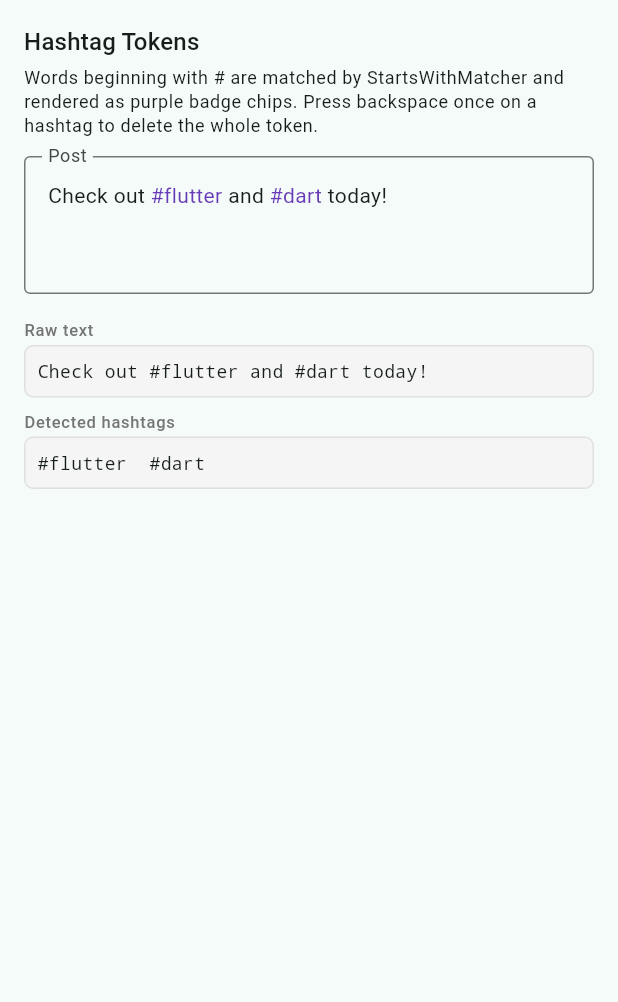
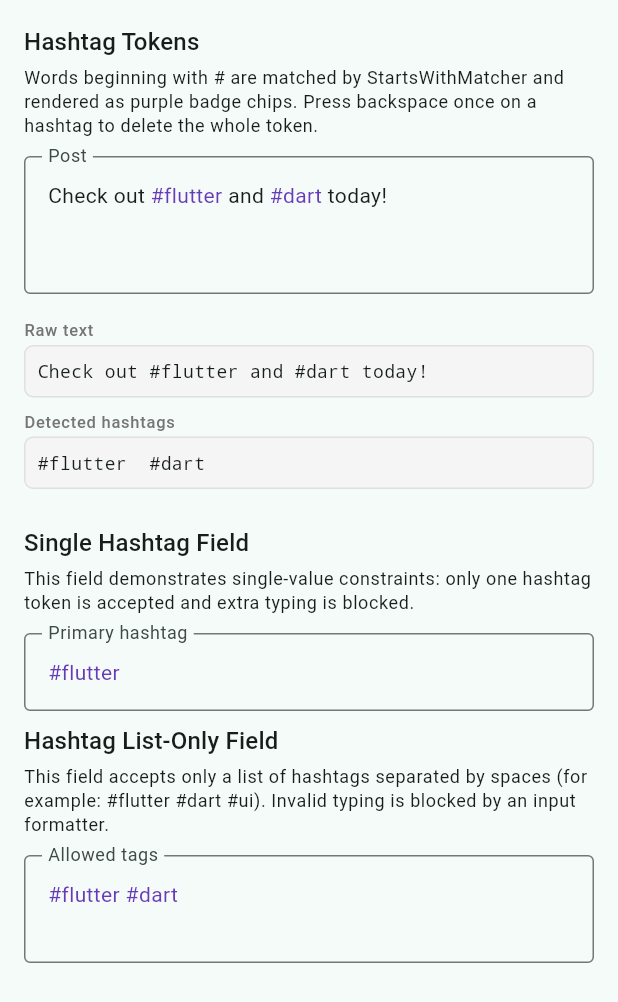
Before and after one commit to nombrekeff/super_field, a Flutter app: the HashtagScreen screen opened directly, on a phone screen of 412 x 824 dp. Shown: the top 1002 px of the screen. Run offline on Flutter 3.47's test engine with Material 3 defaults, Android fonts, the phone set to English and light mode, and no system bars.

```diff
--- a/example/lib/screens/hashtag_screen.dart
+++ b/example/lib/screens/hashtag_screen.dart
@@ -1,6 +1,7 @@
 import 'package:flutter/material.dart';
 import 'package:super_field/super_field.dart';
 
+import '../formatters/constraint_formatters.dart';
 import '../rules/hashtag_rule.dart';
 import '../widgets/demo_widgets.dart';
 
@@ -17,6 +18,8 @@ class HashtagScreen extends StatefulWidget {
 
 class _HashtagScreenState extends State<HashtagScreen> {
   late final TokenEditingController _controller;
+  late final TokenEditingController _singleHashtagController;
+  late final TokenEditingController _hashtagListController;
 
   @override
   void initState() {
@@ -25,11 +28,21 @@ class _HashtagScreenState extends State<HashtagScreen> {
       lexer: const TokenLexer(rules: [HashtagRule()]),
       text: 'Check out #flutter and #dart today!',
     );
+    _singleHashtagController = TokenEditingController(
+      lexer: const TokenLexer(rules: [HashtagRule()]),
+      text: '#flutter',
+    );
+    _hashtagListController = TokenEditingController(
+      lexer: const TokenLexer(rules: [HashtagRule()]),
+      text: '#flutter #dart',
+    );
   }
 
   @override
   void dispose() {
     _controller.dispose();
+    _singleHashtagController.dispose();
+    _hashtagListController.dispose();
     super.dispose();
   }
 
@@ -38,6 +51,7 @@ class _HashtagScreenState extends State<HashtagScreen> {
     return Scaffold(
       body: Padding(
         padding: const EdgeInsets.all(16),
+        child: SingleChildScrollView(
           child: Column(
             crossAxisAlignment: CrossAxisAlignment.start,
             children: [
@@ -72,7 +86,56 @@ class _HashtagScreenState extends State<HashtagScreen> {
                     .map((m) => m.fullText)
                     .join('  '),
               ),
+              const SizedBox(height: 24),
+              const SectionHeader(
+                title: 'Single Hashtag Field',
+                description:
+                    'This field demonstrates single-value constraints: only one '
+                    'hashtag token is accepted and extra typing is blocked.',
+              ),
+              const SizedBox(height: 12),
+              TokenizedTextFormField(
+                controller: _singleHashtagController,
+                inputFormatters: const [
+                  SingleTokenOnlyFormatter(
+                    lexer: TokenLexer(rules: [HashtagRule()]),
+                    ruleId: 'hashtag',
+                  ),
                 ],
+                decoration: const InputDecoration(
+                  border: OutlineInputBorder(),
+                  hintText: 'Example: #flutter',
+                  labelText: 'Primary hashtag',
+                ),
+                onChanged: (_) => setState(() {}),
+              ),
+              const SizedBox(height: 8),
+              const SectionHeader(
+                title: 'Hashtag List-Only Field',
+                description:
+                    'This field accepts only a list of hashtags separated by '
+                    'spaces (for example: #flutter #dart #ui). Invalid typing '
+                    'is blocked by an input formatter.',
+              ),
+              const SizedBox(height: 12),
+              TokenizedTextFormField(
+                controller: _hashtagListController,
+                maxLines: 2,
+                inputFormatters: const [
+                  HashtagListOnlyFormatter(
+                    lexer: TokenLexer(rules: [HashtagRule()]),
+                    ruleId: 'hashtag',
+                  ),
+                ],
+                decoration: const InputDecoration(
+                  border: OutlineInputBorder(),
+                  hintText: '#flutter #dart #mobile',
+                  labelText: 'Allowed tags',
+                ),
+                onChanged: (_) => setState(() {}),
+              ),
+            ],
+          ),
         ),
       ),
     );
```
Also changed, not shown: example/lib/screens/mention_screen.dart (+70 -0 lines). Lines whose indentation alone changed are shown as unchanged.
